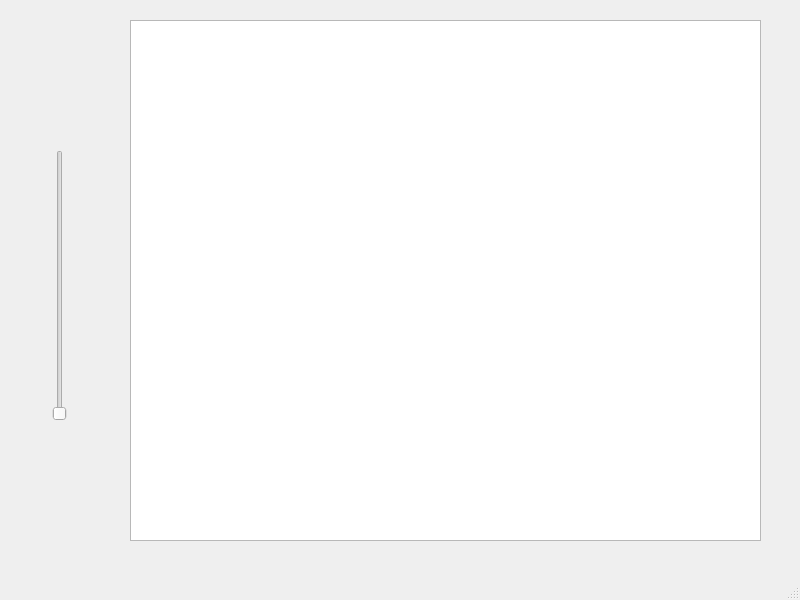
Before: the Qt Designer form opacity_ui/opacity_ui.ui in koegl/SlicerMRUSLandmarking, drawn with Qt 5.
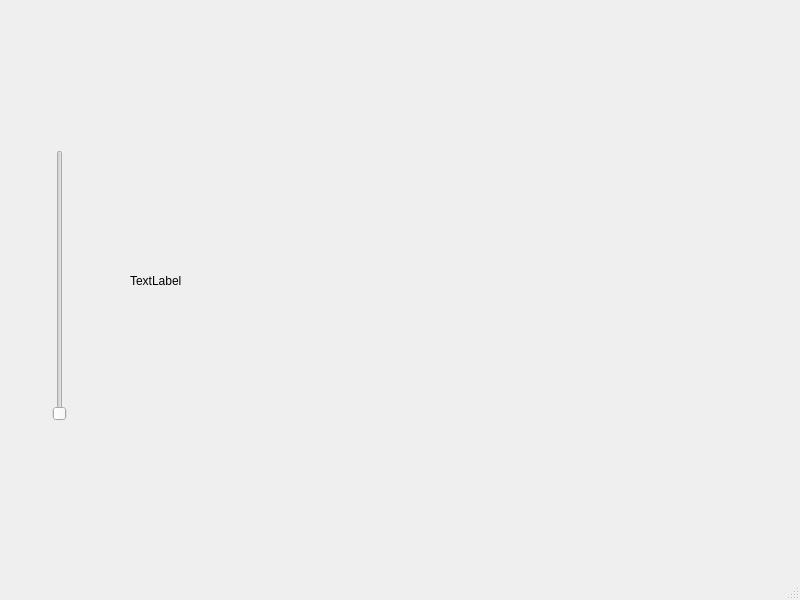
After: the same form once the commit is applied.

Commit message: replaced graphc view with qlabel

```diff
--- a/opacity_ui/opacity_ui.ui
+++ b/opacity_ui/opacity_ui.ui
@@ -14,16 +14,6 @@
    <string>MainWindow</string>
   </property>
   <widget class="QWidget" name="centralwidget">
-   <widget class="QGraphicsView" name="graphicsView">
-    <property name="geometry">
-     <rect>
-      <x>130</x>
-      <y>20</y>
-      <width>631</width>
-      <height>521</height>
-     </rect>
-    </property>
-   </widget>
    <widget class="QSlider" name="verticalSlider">
     <property name="geometry">
      <rect>
@@ -37,6 +27,19 @@
      <enum>Qt::Vertical</enum>
     </property>
    </widget>
+   <widget class="QLabel" name="label">
+    <property name="geometry">
+     <rect>
+      <x>130</x>
+      <y>30</y>
+      <width>631</width>
+      <height>501</height>
+     </rect>
+    </property>
+    <property name="text">
+     <string>TextLabel</string>
+    </property>
+   </widget>
   </widget>
   <widget class="QMenuBar" name="menubar">
    <property name="geometry">
```
